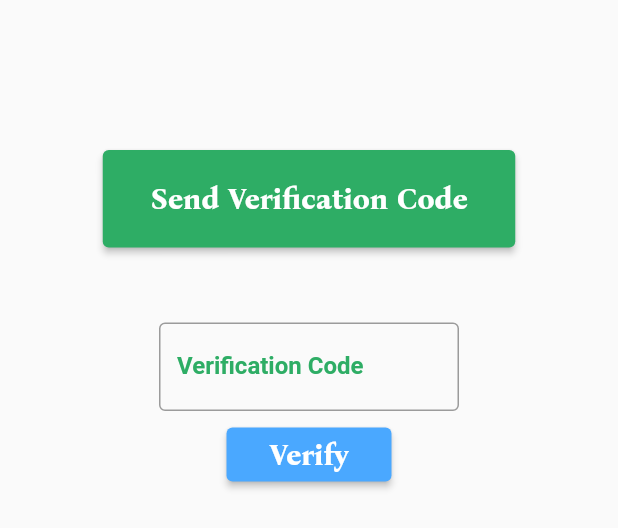
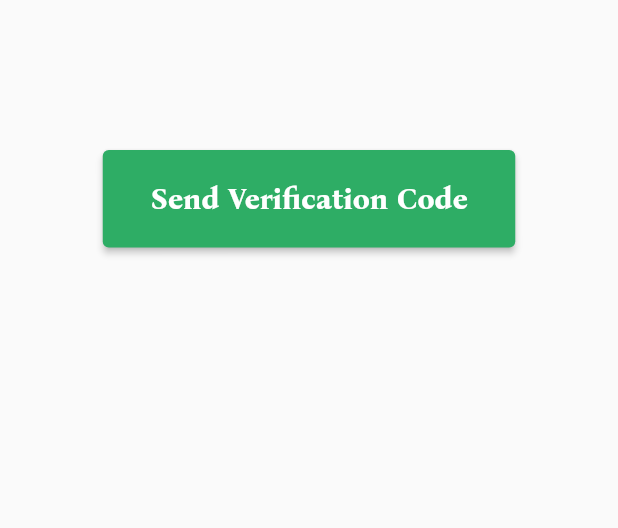
Before and after one commit to cedriceicher10/CS467_TheBikeKollective, a Flutter app: the EmailVerificationScreen widget shown alone on an empty page, opened directly, on a phone screen of 412 x 824 dp. Shown: the top 528 px of the screen. Run offline on Flutter 3.47's test engine with Material 2 defaults, Android fonts, the phone set to English and light mode, and no system bars; our stand-ins replace cloud_firestore, firebase_auth, firebase_core, google_sign_in, shared_preferences; missing offline and left inert: email_auth; accounts and stored records are empty.

Commit message:
Added Main UI placeholder screen for next week's tasks, general code clean-up prior to PR

```diff
--- a/thebikekollective/lib/components/email_verification_body.dart
+++ b/thebikekollective/lib/components/email_verification_body.dart
@@ -1,7 +1,7 @@
 import 'package:flutter/material.dart';
 import 'formatted_text.dart';
 import 'styles.dart';
-import '/../screens/email_verification_screen.dart';
+import '../screens/email_verification_screen.dart';
 
 class EmailVerificationBody extends StatelessWidget {
   const EmailVerificationBody({Key? key}) : super(key: key);
--- a/thebikekollective/lib/components/google_auth_button.dart
+++ b/thebikekollective/lib/components/google_auth_button.dart
@@ -2,7 +2,7 @@ import 'package:flutter/material.dart';
 import 'package:firebase_auth/firebase_auth.dart';
 import 'package:cloud_firestore/cloud_firestore.dart';
 import 'package:shared_preferences/shared_preferences.dart';
-import '/../screens/waiver_screen.dart';
+import '../screens/waiver_screen.dart';
 import '../utils/authentication.dart';
 import 'styles.dart';
 import 'formatted_text.dart';
--- a/thebikekollective/lib/components/splash_body.dart
+++ b/thebikekollective/lib/components/splash_body.dart
@@ -1,5 +1,5 @@
 import 'package:flutter/material.dart';
-import 'package:practice1/screens/waiver_screen.dart';
+import '../screens/waiver_screen.dart';
 import '../screens/login_screen.dart';
 import '../screens/create_account_screen.dart';
 import 'styles.dart';
--- a/thebikekollective/lib/main.dart
+++ b/thebikekollective/lib/main.dart
@@ -14,7 +14,7 @@ Future<void> main() async {
   await Firebase.initializeApp();
   SharedPreferences preferences = await SharedPreferences.getInstance();
 
-  // Manual sign out
+  // Manual sign out (Turn this off to enable persistent login)
   print(preferences.setBool('loggedIn', false));
   print(preferences.setString('username', 'no username'));
 
--- a/thebikekollective/lib/screens/create_account_screen.dart
+++ b/thebikekollective/lib/screens/create_account_screen.dart
@@ -1,5 +1,5 @@
 import 'package:flutter/material.dart';
-import 'package:practice1/components/formatted_text.dart';
+import '../components/formatted_text.dart';
 import '../components/styles.dart';
 import '../components/create_account_body.dart';
 
--- a/thebikekollective/lib/screens/email_verification_screen.dart
+++ b/thebikekollective/lib/screens/email_verification_screen.dart
@@ -2,8 +2,8 @@ import 'package:flutter/material.dart';
 import 'package:email_auth/email_auth.dart';
 import 'package:cloud_firestore/cloud_firestore.dart';
 import 'package:shared_preferences/shared_preferences.dart';
-import '/../components/styles.dart';
-import '/../components/formatted_text.dart';
+import '../components/styles.dart';
+import '../components/formatted_text.dart';
 
 class EmailVerificationScreen extends StatefulWidget {
   const EmailVerificationScreen({Key? key}) : super(key: key);
@@ -22,8 +22,11 @@ class _EmailVerificationScreenState extends State<EmailVerificationScreen> {
   double buttonSpace = 5;
   String otpCode = '0';
 
+  bool codeSent = false;
+
   @override
   Widget build(BuildContext context) {
+    if (codeSent) {
       return SingleChildScrollView(
         child: Center(
             child: Column(children: [
@@ -40,6 +43,17 @@ class _EmailVerificationScreenState extends State<EmailVerificationScreen> {
               ])),
         ])),
       );
+    } else {
+      return SingleChildScrollView(
+        child: Center(
+            child: Column(children: [
+          SizedBox(height: headSpace),
+          sendOTPButton(
+              context, 'Send Verification Code', buttonWidth, buttonHeight),
+          SizedBox(height: buttonSpace * 10)
+        ])),
+      );
+    }
   }
 
   Widget sendOTPButton(BuildContext context, String text, double buttonWidth,
@@ -49,6 +63,8 @@ class _EmailVerificationScreenState extends State<EmailVerificationScreen> {
           SharedPreferences preferences = await SharedPreferences.getInstance();
           String? email = preferences.getString('username');
           sendOTP(email!);
+          codeSent = true;
+          setState(() {});
         },
         child: sendOTPButtonText(text),
         style: ElevatedButton.styleFrom(
@@ -59,19 +75,19 @@ class _EmailVerificationScreenState extends State<EmailVerificationScreen> {
   Widget otpCodeEntry() {
     return TextFormField(
         autofocus: false,
-        style: TextStyle(color: Color(s_jungleGreen)),
+        style: TextStyle(color: Color(s_periwinkleBlue)),
         textAlign: TextAlign.center,
         textAlignVertical: TextAlignVertical.center,
         decoration: InputDecoration(
             labelText: 'Verification Code',
             labelStyle: TextStyle(
-                color: Color(s_jungleGreen), fontWeight: FontWeight.bold),
+                color: Color(s_periwinkleBlue), fontWeight: FontWeight.bold),
             errorStyle: TextStyle(
                 color: Color(s_declineRed), fontWeight: FontWeight.bold),
             border: OutlineInputBorder(),
             focusedBorder: OutlineInputBorder(
-                borderSide:
-                    const BorderSide(color: Color(s_jungleGreen), width: 2.0))),
+                borderSide: const BorderSide(
+                    color: Color(s_periwinkleBlue), width: 2.0))),
         onSaved: (value) {
           otpCode = value!;
         },
--- a/thebikekollective/lib/screens/login_screen.dart
+++ b/thebikekollective/lib/screens/login_screen.dart
@@ -1,5 +1,5 @@
 import 'package:flutter/material.dart';
-import 'package:practice1/components/formatted_text.dart';
+import '../components/formatted_text.dart';
 import '../components/styles.dart';
 import '../components/login_body.dart';
 
--- a/thebikekollective/lib/screens/splash_screen.dart
+++ b/thebikekollective/lib/screens/splash_screen.dart
@@ -1,5 +1,5 @@
 import 'package:flutter/material.dart';
-import 'package:practice1/components/formatted_text.dart';
+import '../components/formatted_text.dart';
 import '../components/styles.dart';
 import '../components/splash_body.dart';
 
--- a/thebikekollective/lib/screens/waiver_screen.dart
+++ b/thebikekollective/lib/screens/waiver_screen.dart
@@ -1,5 +1,5 @@
 import 'package:flutter/material.dart';
-import 'package:practice1/components/formatted_text.dart';
+import '../components/formatted_text.dart';
 import '../components/styles.dart';
 import '../components/waiver_body.dart';
 
```
Also changed, not shown: thebikekollective/lib/components/main_body.dart (added, +68 -0 lines), thebikekollective/lib/components/waiver_body.dart (+5 -4 lines), thebikekollective/lib/screens/main_screen.dart (added, +42 -0 lines), thebikekollective/pubspec.lock, 2 other files. Lines whose indentation alone changed are shown as unchanged.
